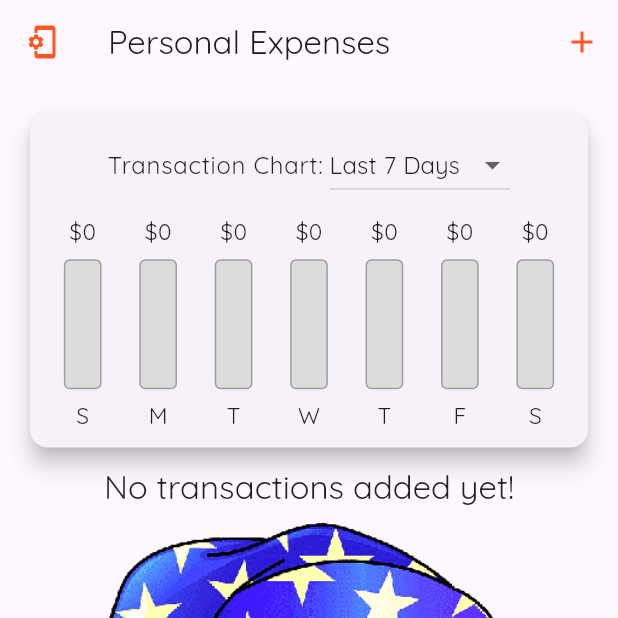
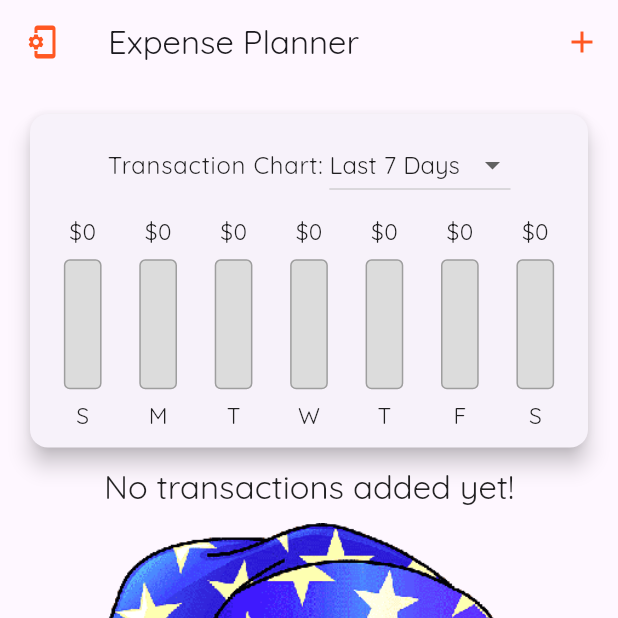
Before and after one commit to Emon526/Expense-Planner, a Flutter app: the screen it shows after launch, on a phone screen of 412 x 824 dp, the top half of it. Run offline on Flutter 3.47's test engine with Material 3 defaults, Android fonts, the phone set to English and light mode, and no system bars; our stand-ins replace shared_preferences, sqflite; accounts and stored records are empty.

Commit message:
fix: Update Application name

```diff
--- a/lib/main.dart
+++ b/lib/main.dart
@@ -38,7 +38,7 @@ class MyApp extends StatelessWidget {
           ) {
             return MaterialApp(
               debugShowCheckedModeBanner: false,
-              title: 'Personal Expenses',
+              title: 'Expense Planner',
               theme: lightTheme,
               darkTheme: darkTheme,
               themeMode: context.watch<ThemeProvider>().themeMode,
--- a/lib/pages/home_page.dart
+++ b/lib/pages/home_page.dart
@@ -68,7 +68,7 @@ class HomePage extends StatelessWidget {
         ? CupertinoNavigationBar(
             backgroundColor: Theme.of(context).canvasColor,
             middle: Text(
-              'Personal Expenses',
+              'Expense Planner',
               style: Theme.of(context).textTheme.titleMedium,
             ),
             leading: GestureDetector(
@@ -99,7 +99,7 @@ class HomePage extends StatelessWidget {
           )
         : AppBar(
             title: Text(
-              'Personal Expenses',
+              'Expense Planner',
             ),
             leading: IconButton(
               icon: Icon(
```
